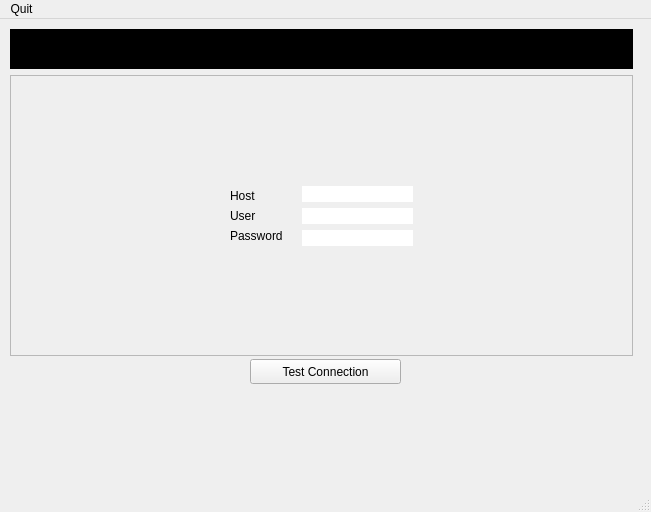
Old version of the form src/dbsetupWindow.ui in the repository coffee247/SeniorDesign.
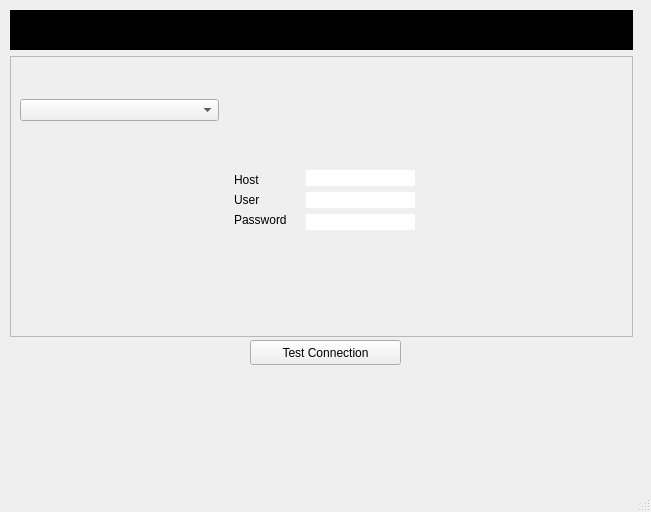
New version of the form. Icons and pictures are not drawn.

Commit message: Setting up the Database server connection test window

```diff
--- a/src/dbsetupWindow.ui
+++ b/src/dbsetupWindow.ui
@@ -43,7 +43,7 @@
      <set>Qt::AlignHCenter|Qt::AlignTop</set>
     </property>
    </widget>
-   <widget class="QWidget" name="">
+   <widget class="QWidget" name="layoutWidget">
     <property name="geometry">
      <rect>
       <x>10</x>
@@ -255,6 +255,9 @@
           </property>
          </spacer>
         </item>
+        <item row="0" column="0">
+         <widget class="QComboBox" name="langCombo"/>
+        </item>
        </layout>
       </widget>
      </item>
@@ -270,12 +273,6 @@
      <height>22</height>
     </rect>
    </property>
-   <widget class="QMenu" name="menuQuit">
-    <property name="title">
-     <string>Quit</string>
-    </property>
-   </widget>
-   <addaction name="menuQuit"/>
   </widget>
   <widget class="QStatusBar" name="statusbar"/>
  </widget>
```
The commit also changes 2 other files.
